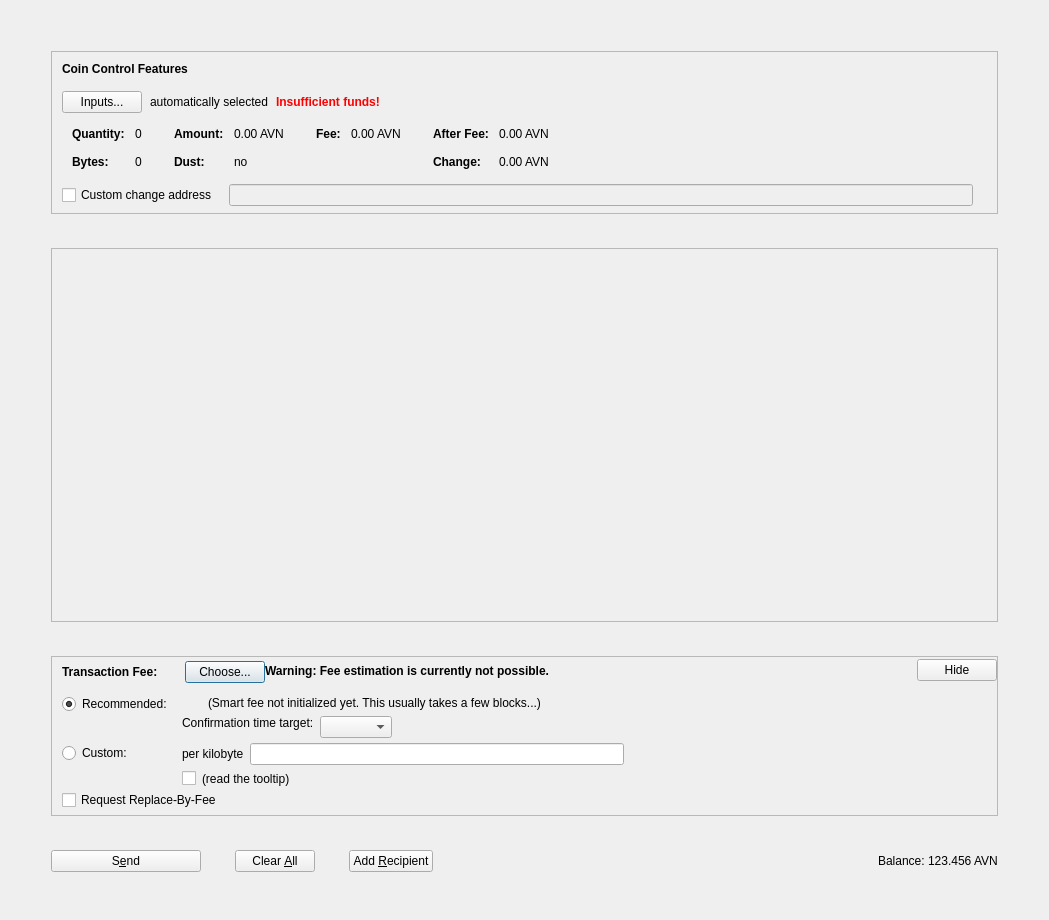
Qt form src/qt/forms/sendcoinsdialog.ui (AvianNetwork/Avian) before a commit.
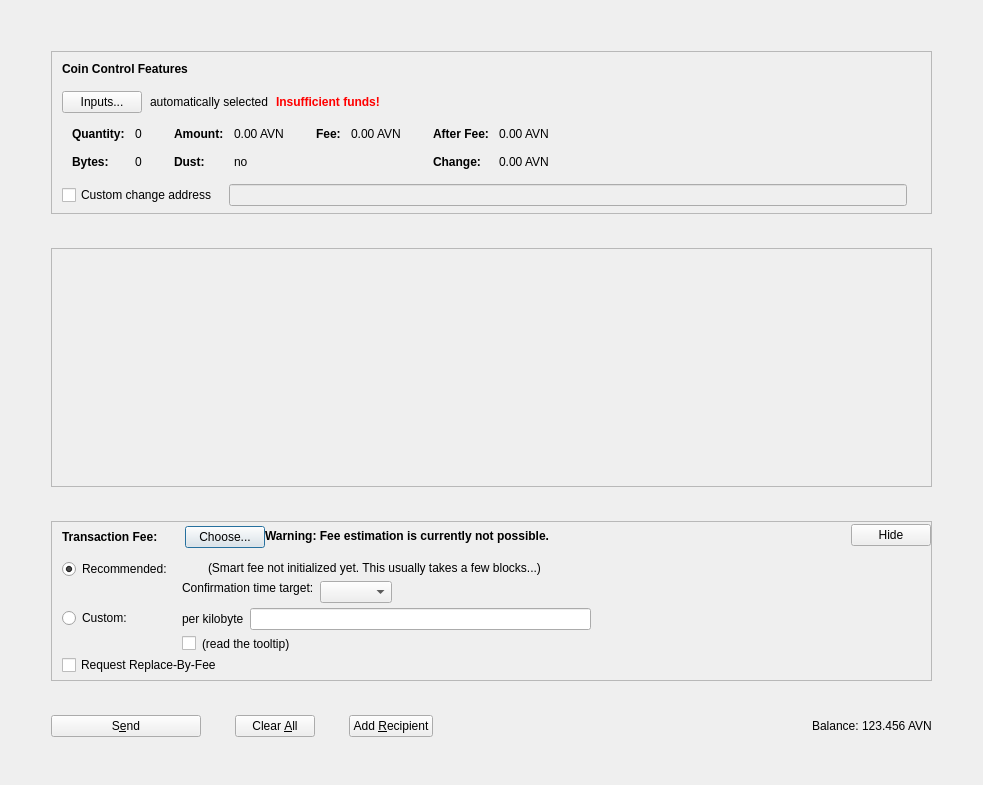
The same form after that commit. Icons and pictures are not drawn. Custom widgets are drawn as their Qt base class.

The edit to the form file:
```diff
--- a/src/qt/forms/sendcoinsdialog.ui
+++ b/src/qt/forms/sendcoinsdialog.ui
@@ -6,10 +6,16 @@
    <rect>
     <x>0</x>
     <y>0</y>
-    <width>1049</width>
-    <height>920</height>
+    <width>983</width>
+    <height>785</height>
    </rect>
   </property>
+  <property name="sizePolicy">
+   <sizepolicy hsizetype="Expanding" vsizetype="Expanding">
+    <horstretch>0</horstretch>
+    <verstretch>0</verstretch>
+   </sizepolicy>
+  </property>
   <property name="windowTitle">
    <string>Send Coins</string>
   </property>
@@ -604,11 +610,11 @@
          <rect>
           <x>0</x>
           <y>0</y>
-          <width>943</width>
-          <height>263</height>
+          <width>875</width>
+          <height>105</height>
          </rect>
         </property>
-        <layout class="QVBoxLayout" name="verticalLayout_2" stretch="0,0">
+        <layout class="QVBoxLayout" name="verticalLayout_2" stretch="0">
          <property name="leftMargin">
           <number>0</number>
          </property>
@@ -636,7 +642,7 @@
            <property name="sizeHint" stdset="0">
             <size>
              <width>20</width>
-             <height>1000</height>
+               <height>40</height>
             </size>
            </property>
           </spacer>
@@ -1280,17 +1286,17 @@
   </layout>
  </widget>
  <customwidgets>
-  <customwidget>
-   <class>QValidatedLineEdit</class>
-   <extends>QLineEdit</extends>
-   <header>qvalidatedlineedit.h</header>
-  </customwidget>
   <customwidget>
    <class>AvianAmountField</class>
    <extends>QLineEdit</extends>
    <header>avianamountfield.h</header>
    <container>1</container>
   </customwidget>
+  <customwidget>
+   <class>QValidatedLineEdit</class>
+   <extends>QLineEdit</extends>
+   <header>qvalidatedlineedit.h</header>
+  </customwidget>
  </customwidgets>
  <resources>
   <include location="../avian.qrc"/>
```
Left out of the diff: 6 changed lines with no effect on the pictures. Lines whose indentation alone changed are shown as unchanged.
